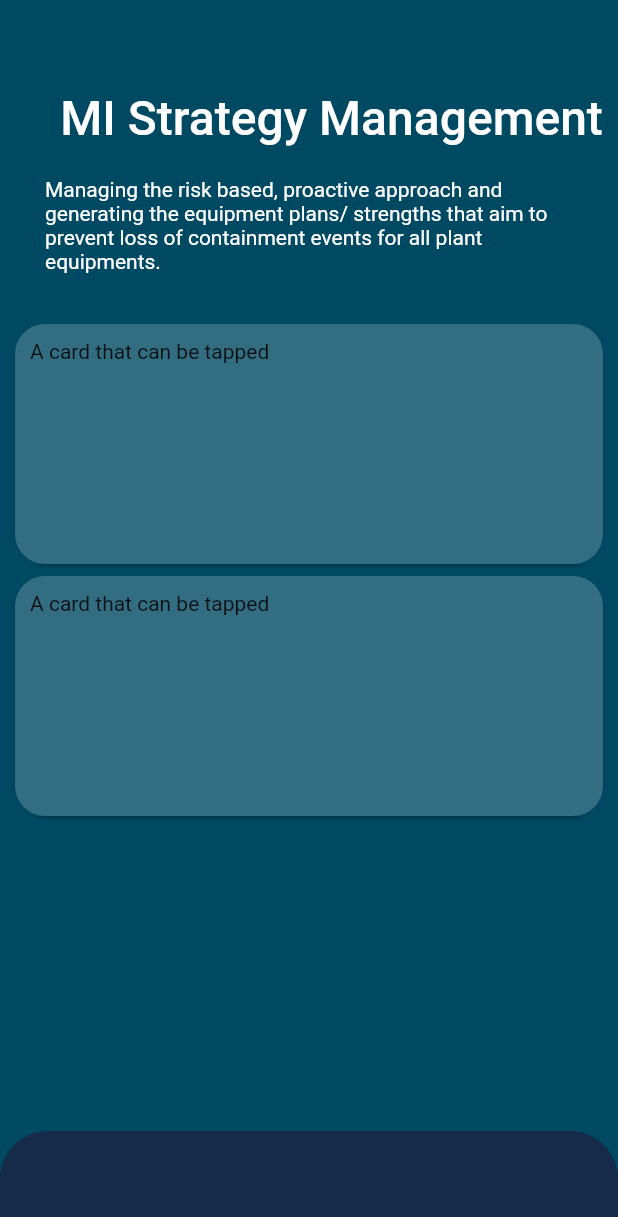
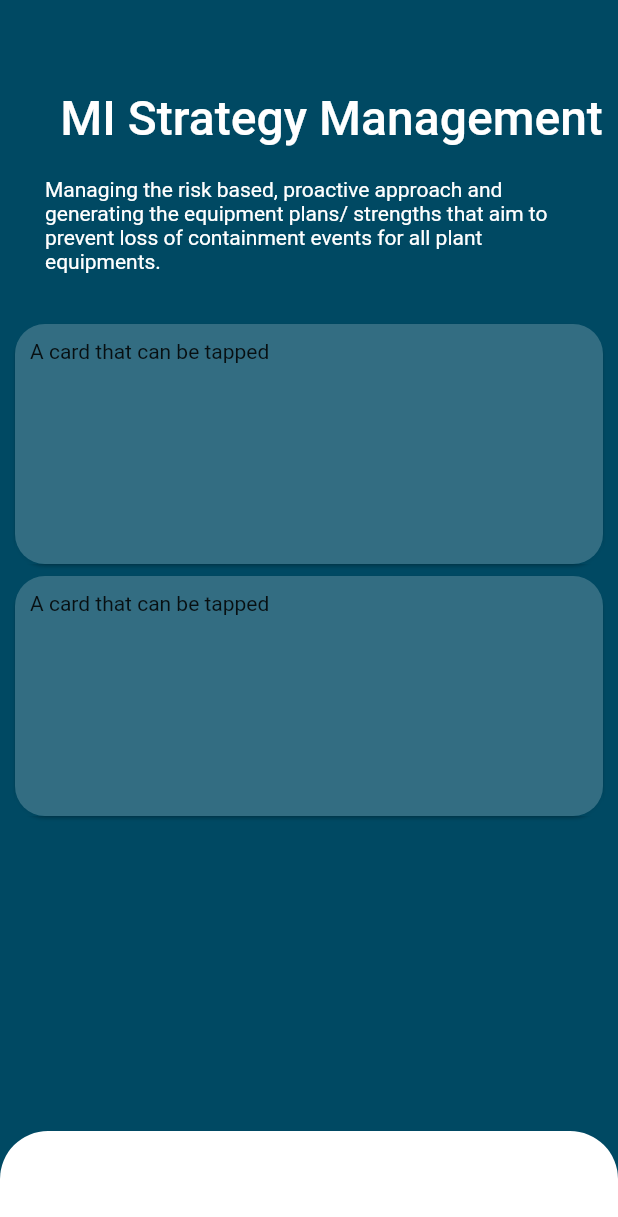
Before and after one commit to SonQBChau/brand_root_solution, a Flutter app: the screen it shows after launch, on a phone screen of 412 x 824 dp. Shown: the top 1217 px of the screen. Run offline on Flutter 3.47's test engine with Material 2 defaults, Android fonts, the phone set to English and light mode, and no system bars; our stand-ins replace charts_flutter; missing offline and left inert: animator.

Commit message:
Update mi_strategy_bottom_sheet.dart

```diff
--- a/lib/widgets/mi_strategy_bottom_sheet.dart
+++ b/lib/widgets/mi_strategy_bottom_sheet.dart
@@ -18,7 +18,7 @@ class MIStrategyBottomSheet extends StatefulWidget {
 class _MIStrategyBottomSheetState extends State<MIStrategyBottomSheet> with SingleTickerProviderStateMixin {
   AnimationController _controller;
 
-  double get maxHeight => MediaQuery.of(context).size.height;
+  double get maxHeight => MediaQuery.of(context).size.height - 150;
   double get headerTopMargin => lerp(20, 20 + MediaQuery.of(context).padding.top); //<-- Add new property
   double get headerFontSize => lerp(14, 24);
   double get itemBorderRadius => lerp(8, 24); //<-- increase item border radius
@@ -101,7 +101,7 @@ class _MIStrategyBottomSheetState extends State<MIStrategyBottomSheet> with Sing
             child: Container(
               padding: const EdgeInsets.symmetric(horizontal: 32),
               decoration: const BoxDecoration(
-                color: Color(0xFF162A49),
+                color: Colors.white,
                 borderRadius: BorderRadius.vertical(top: Radius.circular(32)),
               ),
               child: Stack(
```
